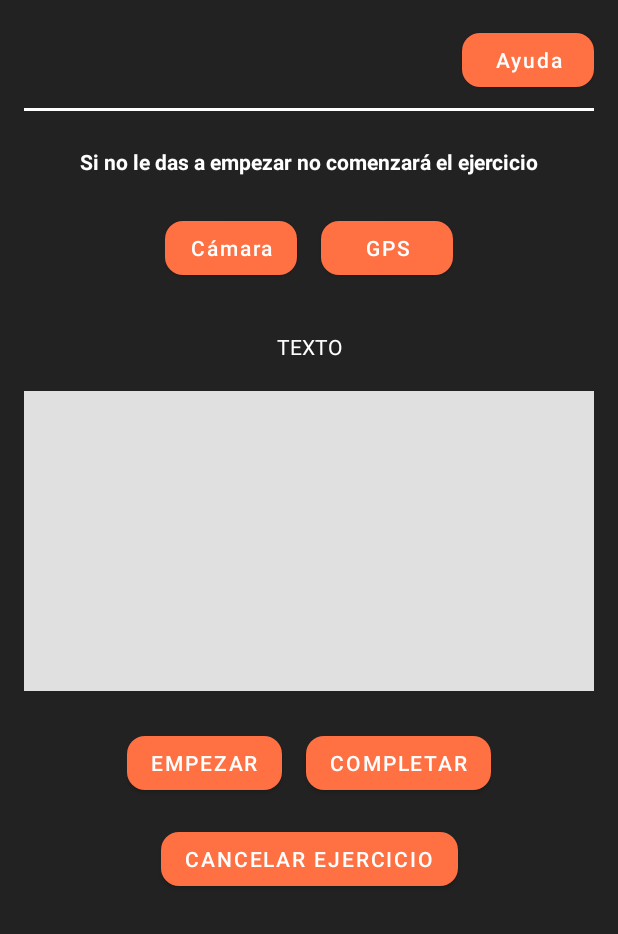
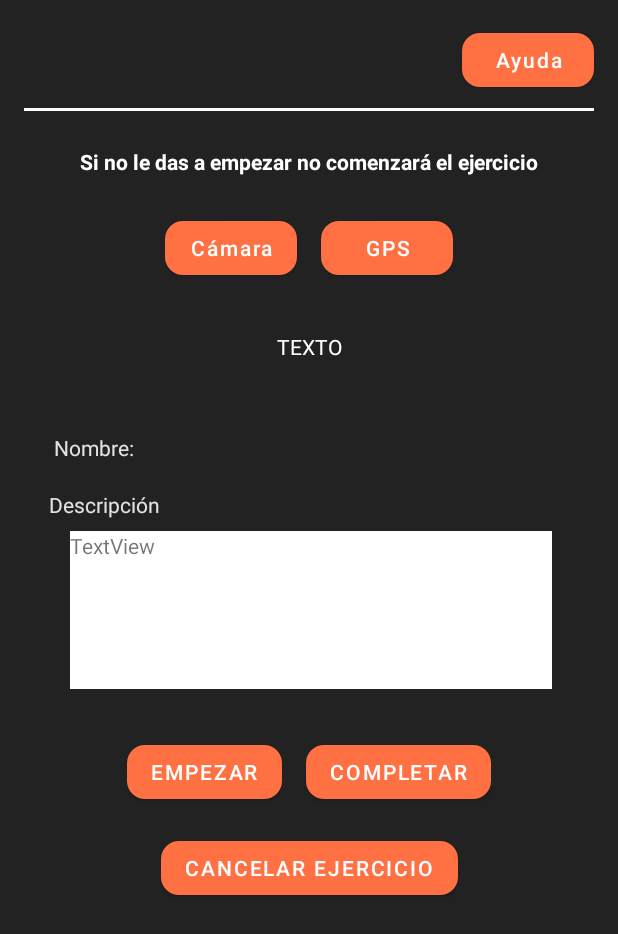
Before and after one commit to vicente154000/Trabajo-Software-Transporte, an Android app: the ExerciseActivity screen opened directly, with no data from a screen before it, on a phone screen of 412 x 824 dp. Shown: the top 934 px of the screen. Run offline under Robolectric (Android 15) with nearby library versions, the phone set to English and light mode, and no system bars; 1 statement that could not run was skipped.

Commit message:
Conectividad a internet implementada, los ejercicios ya se muestran en lista 2

```diff
--- a/TransportateG12android/app/src/main/AndroidManifest.xml
+++ b/TransportateG12android/app/src/main/AndroidManifest.xml
@@ -9,6 +9,8 @@
     <uses-permission android:name="android.permission.WRITE_EXTERNAL_STORAGE"
         android:maxSdkVersion="28" />
     <uses-permission android:name="android.permission.READ_EXTERNAL_STORAGE" />
+    <uses-permission android:name="android.permission.INTERNET" />
+    <uses-permission android:name="android.permission.ACCESS_NETWORK_STATE" />
 
     <application
         android:allowBackup="true"
--- a/TransportateG12android/app/src/main/java/dao/ListaEjerciciosInterface.java
+++ b/TransportateG12android/app/src/main/java/dao/ListaEjerciciosInterface.java
@@ -20,4 +20,6 @@ public interface ListaEjerciciosInterface {
     public List<Ejercicio> getListaEjercicios();
 
     public void updateEjercicio(Ejercicio ejercicio);
+
+    public Ejercicio getEjercicioPorId(String idEjercicio);
 }
--- a/TransportateG12android/app/src/main/res/layout/activity_exercise.xml
+++ b/TransportateG12android/app/src/main/res/layout/activity_exercise.xml
@@ -1,6 +1,7 @@
 <?xml version="1.0" encoding="utf-8"?>
 <ScrollView xmlns:android="http://schemas.android.com/apk/res/android"
     xmlns:app="http://schemas.android.com/apk/res-auto"
+    xmlns:tools="http://schemas.android.com/tools"
     android:layout_width="match_parent"
     android:layout_height="match_parent"
     android:fillViewport="true"
@@ -85,28 +86,20 @@
             app:layout_constraintStart_toStartOf="parent"
             app:layout_constraintTop_toBottomOf="@id/iconButtons" />
 
-        <View
-            android:id="@+id/mapPlaceholder"
-            android:layout_width="0dp"
-            android:layout_height="200dp"
-            android:layout_marginTop="20dp"
-            android:background="#E0E0E0"
-            app:layout_constraintEnd_toEndOf="parent"
-            app:layout_constraintHorizontal_bias="0.0"
-            app:layout_constraintStart_toStartOf="parent"
-            app:layout_constraintTop_toBottomOf="@id/tvMap" />
+        <!-- Botones EMPEZAR y COMPLETAR (centrados) -->
 
-        <!-- Botones EMPEZAR y COMPLETAR (centrados) -->
         <LinearLayout
             android:id="@+id/buttonsContainer"
             android:layout_width="wrap_content"
             android:layout_height="wrap_content"
-            android:layout_marginTop="24dp"
+            android:layout_marginTop="31dp"
+            android:layout_marginBottom="16dp"
             android:gravity="center"
             android:orientation="horizontal"
+            app:layout_constraintBottom_toTopOf="@+id/btnCancel"
             app:layout_constraintEnd_toEndOf="parent"
             app:layout_constraintStart_toStartOf="parent"
-            app:layout_constraintTop_toBottomOf="@id/mapPlaceholder">
+            app:layout_constraintTop_toBottomOf="@+id/descripcionEjercicio">
 
             <Button
                 android:id="@+id/btnStart"
@@ -133,5 +126,69 @@
             app:layout_constraintStart_toStartOf="parent"
             app:layout_constraintTop_toBottomOf="@id/buttonsContainer" />
 
+        <EditText
+            android:id="@+id/editTextText"
+            android:layout_width="64dp"
+            android:layout_height="19dp"
+            android:layout_marginStart="16dp"
+            android:layout_marginTop="171dp"
+            android:layout_marginEnd="14dp"
+            android:layout_marginBottom="9dp"
+            android:editable="false"
+            android:ems="10"
+            android:inputType="text"
+            android:text="Nombre:"
+            app:layout_constraintBottom_toTopOf="@+id/editTextText2"
+            app:layout_constraintEnd_toStartOf="@+id/nombreEjercicio"
+            app:layout_constraintStart_toStartOf="parent"
+            app:layout_constraintTop_toBottomOf="@+id/tvWarning" />
+
+        <EditText
+            android:id="@+id/editTextText2"
+            android:layout_width="94dp"
+            android:layout_height="19dp"
+            android:layout_marginStart="16dp"
+            android:layout_marginTop="9dp"
+            android:layout_marginEnd="269dp"
+            android:layout_marginBottom="8dp"
+            android:ems="10"
+            android:inputType="text"
+            android:text="Descripción"
+            app:layout_constraintBottom_toTopOf="@+id/descripcionEjercicio"
+            app:layout_constraintEnd_toEndOf="parent"
+            app:layout_constraintStart_toStartOf="parent"
+            app:layout_constraintTop_toBottomOf="@+id/editTextText" />
+
+        <TextView
+            android:id="@+id/descripcionEjercicio"
+            android:layout_width="321dp"
+            android:layout_height="105dp"
+            android:layout_marginStart="30dp"
+            android:layout_marginTop="8dp"
+            android:layout_marginEnd="28dp"
+            android:background="#FFFFFF"
+            android:editable="false"
+            android:text="TextView"
+            app:layout_constraintEnd_toEndOf="parent"
+            app:layout_constraintStart_toStartOf="parent"
+            app:layout_constraintTop_toBottomOf="@+id/editTextText2" />
+
+        <EditText
+            android:id="@+id/nombreEjercicio"
+            android:layout_width="137dp"
+            android:layout_height="19dp"
+            android:layout_marginStart="14dp"
+            android:layout_marginTop="48dp"
+            android:layout_marginEnd="122dp"
+            android:layout_marginBottom="9dp"
+            android:ems="10"
+            android:inputType="text"
+            app:layout_constraintBottom_toTopOf="@+id/editTextText2"
+            app:layout_constraintEnd_toEndOf="parent"
+            app:layout_constraintHorizontal_bias="0.0"
+            app:layout_constraintStart_toEndOf="@+id/editTextText"
+            app:layout_constraintTop_toBottomOf="@+id/tvMap"
+            app:layout_constraintVertical_bias="0.0" />
+
     </androidx.constraintlayout.widget.ConstraintLayout>
 </ScrollView>
```
Also changed, not shown: TransportateG12android/app/src/main/java/dao/ListaEjercicioEntrenamiento.java (+19 -0 lines), TransportateG12android/app/src/main/java/dao/ListaEjercicios.java (+29 -0 lines), TransportateG12android/app/src/main/java/modelo/Ejercicio.java (+40 -1 lines), 3 other files.
